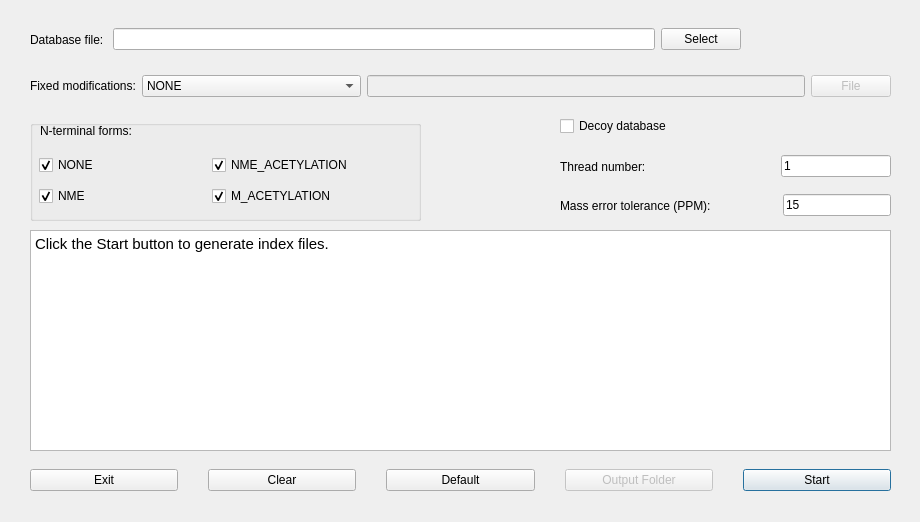
Qt form src/gui/topindex/topindexdialog.ui (toppic-suite/toppic-suite) before a commit.
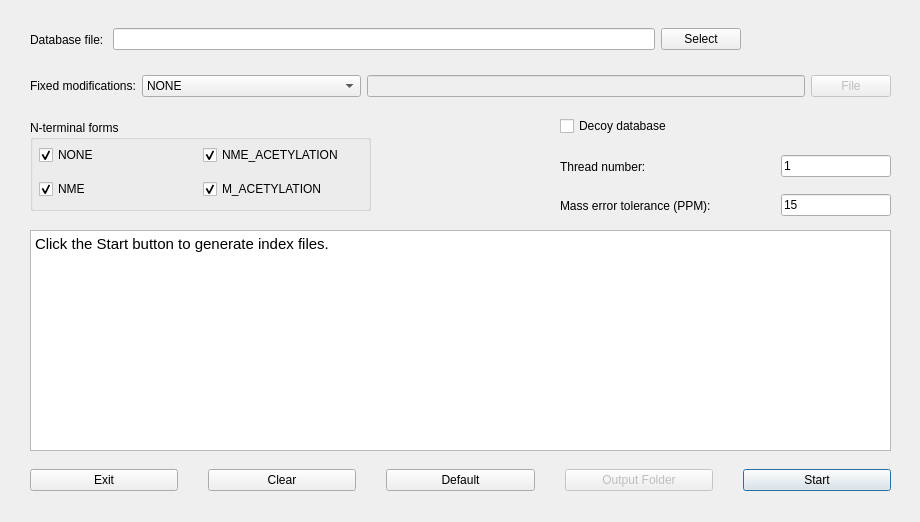
The same form after that commit. Icons and pictures are not drawn.

Commit message: fix #247 - TopIndex gui n-term box

The edit to the form file:
```diff
--- a/src/gui/topindex/topindexdialog.ui
+++ b/src/gui/topindex/topindexdialog.ui
@@ -314,6 +314,12 @@
      </item>
      <item alignment="Qt::AlignRight">
       <widget class="QLineEdit" name="errorToleranceEdit_2">
+       <property name="minimumSize">
+        <size>
+         <width>110</width>
+         <height>0</height>
+        </size>
+       </property>
        <property name="maximumSize">
         <size>
          <width>110</width>
@@ -330,28 +336,25 @@
      </item>
     </layout>
    </widget>
-   <widget class="QWidget" name="horizontalLayoutWidget_23">
+   <widget class="QGroupBox" name="groupBox_2">
     <property name="geometry">
      <rect>
       <x>30</x>
       <y>120</y>
-      <width>391</width>
-      <height>101</height>
+      <width>341</width>
+      <height>91</height>
      </rect>
     </property>
-    <layout class="QHBoxLayout" name="horizontalLayout_23">
-     <item>
-      <widget class="QGroupBox" name="groupBox">
        <property name="title">
-        <string/>
+     <string>N-terminal forms</string>
        </property>
        <widget class="QWidget" name="gridLayoutWidget">
         <property name="geometry">
          <rect>
           <x>9</x>
-          <y>30</y>
-          <width>340</width>
-          <height>61</height>
+       <y>17</y>
+       <width>321</width>
+       <height>70</height>
          </rect>
         </property>
         <layout class="QGridLayout" name="gridLayout">
@@ -403,22 +406,6 @@
          </item>
         </layout>
        </widget>
-       <widget class="QLabel" name="label_24">
-        <property name="geometry">
-         <rect>
-          <x>10</x>
-          <y>0</y>
-          <width>381</width>
-          <height>21</height>
-         </rect>
-        </property>
-        <property name="text">
-         <string>N-terminal forms:</string>
-        </property>
-       </widget>
-      </widget>
-     </item>
-    </layout>
    </widget>
   </widget>
  </widget>
```
Left out of the diff: 10 changed lines with no effect on the pictures. Lines whose indentation alone changed are shown as unchanged.
